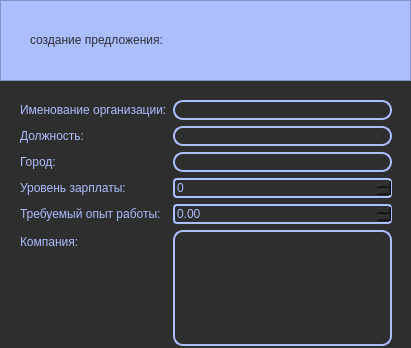
Qt form anketa_organisation.ui (KawaiiZhele/Yandex-lyceum-1st-project) before a commit; both pictures show x 0 to 411 and y 0 to 348 of the 411 by 797 pixel window.
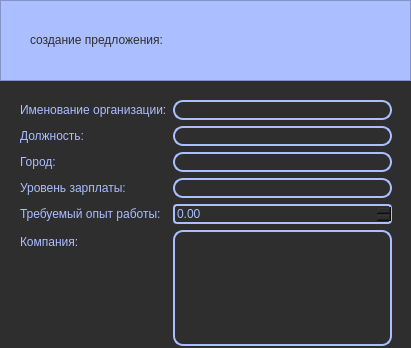
The same form after that commit.

Diff of the .ui file:
```diff
--- a/anketa_organisation.ui
+++ b/anketa_organisation.ui
@@ -104,17 +104,6 @@
        </property>
       </widget>
      </item>
-     <item row="3" column="1">
-      <widget class="QSpinBox" name="spinBox">
-       <property name="styleSheet">
-        <string notr="true">bachground-color: #2E2E2E;
-border: 2px solid #ABBEFF;
-border-radius: 4px;
-font: 10pt &quot;Fulbo Argenta&quot;;
-color: #ABBEFF</string>
-       </property>
-      </widget>
-     </item>
      <item row="4" column="0">
       <widget class="QLabel" name="label_3">
        <property name="styleSheet">
@@ -215,7 +204,18 @@
       </widget>
      </item>
      <item row="8" column="1">
-      <widget class="QTextEdit" name="textEdit_4">
+      <widget class="QTextEdit" name="conditions_admin">
+       <property name="styleSheet">
+        <string notr="true">bachground-color: #2E2E2E;
+border: 2px solid #ABBEFF;
+border-radius: 10px;
+font: 8pt &quot;Fulbo Argenta&quot;;
+color: #ABBEFF</string>
+       </property>
+      </widget>
+     </item>
+     <item row="3" column="1">
+      <widget class="QLineEdit" name="salary_admin">
        <property name="styleSheet">
         <string notr="true">bachground-color: #2E2E2E;
 border: 2px solid #ABBEFF;
```
Left out of the diff: 14 changed lines with no effect on the pictures.
